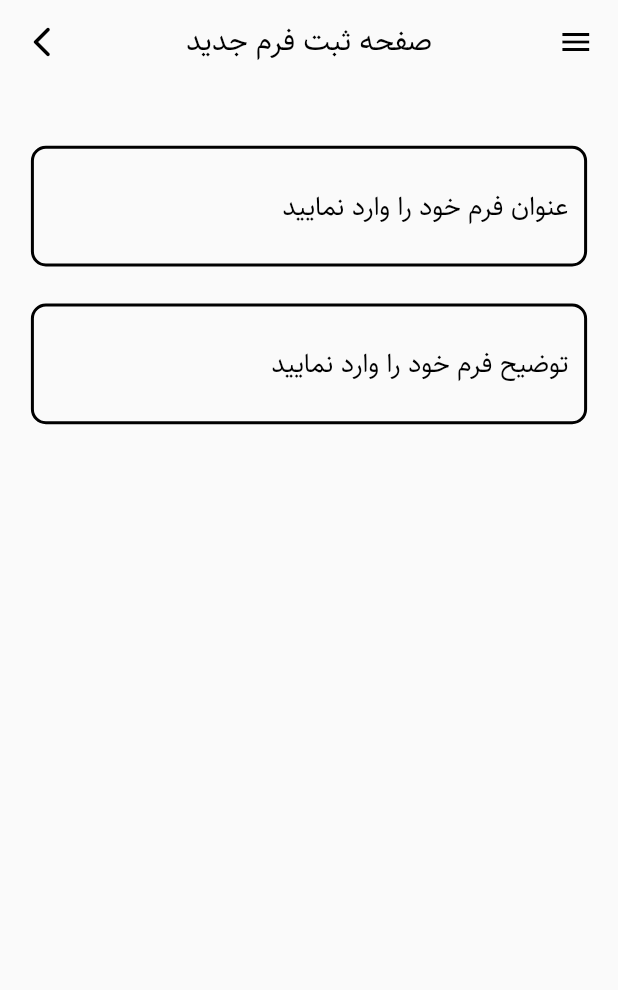
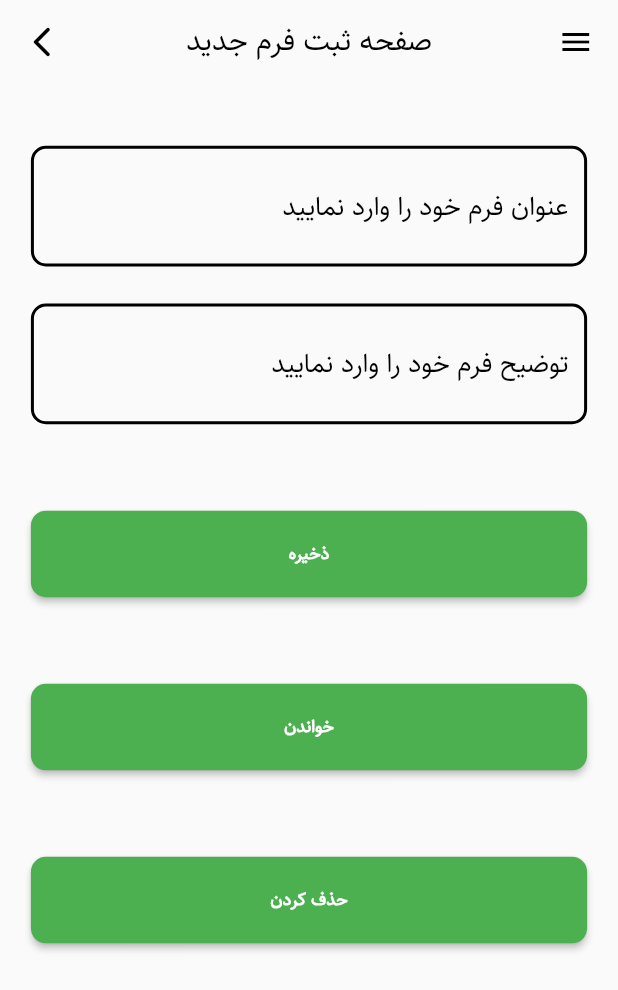
Before and after one commit to Sobhan-Ziyaei/form_builder_app, a Flutter app: the RegisterFormScreen screen opened directly, on a phone screen of 412 x 824 dp. Shown: the top 990 px of the screen. Run offline on Flutter 3.47's test engine with Material 2 defaults, Android fonts, the phone set to English and light mode, and no system bars; our stand-ins replace flutter_spinkit, lottie, objectbox; generated files the repository leaves out were written again.

Commit message:
update register screen

```diff
--- a/lib/ui/constants/strings.dart
+++ b/lib/ui/constants/strings.dart
@@ -15,4 +15,5 @@ class RegisterFormScreenStrigns {
   static const registerFormAppbarTitle = 'صفحه ثبت فرم جدید' ;
   static const inputFormTitle = 'عنوان فرم خود را وارد نمایید' ;
   static const inputFormDescription = 'توضیح فرم خود را وارد نمایید' ;
+  static const save = 'ذخیره' ;
 }
--- a/lib/ui/screens/register_form_screen.dart
+++ b/lib/ui/screens/register_form_screen.dart
@@ -5,6 +5,8 @@ import 'package:form_builder_app/data/models/custom_form_field_value.dart';
 import 'package:form_builder_app/main.dart';
 import 'package:form_builder_app/ui/constants/colors.dart';
 import 'package:form_builder_app/ui/constants/strings.dart';
+import 'package:form_builder_app/ui/widgets/green_button.dart';
+import 'package:form_builder_app/util/form_info.dart';
 
 class RegisterFormScreen extends StatefulWidget {
   RegisterFormScreen({Key? key}) : super(key: key);
@@ -18,6 +20,7 @@ class _RegisterFormScreenState extends State<RegisterFormScreen> {
   final formFieldBox = objectBox.store.box<CustomFormField>();
   final formFieldValueBox = objectBox.store.box<CustomFormFieldValue>();
 
+  List<FormInfo> formInfoes = [];
   late TextEditingController formTitleController;
   late TextEditingController formDescriptionController;
   @override
@@ -91,6 +94,28 @@ class _RegisterFormScreenState extends State<RegisterFormScreen> {
                       controller: formDescriptionController,
                       hint: RegisterFormScreenStrigns.inputFormDescription,
                     ),
+                    SizedBox(height: size.height * 0.07),
+                    GreenButton(
+                      buttonText: RegisterFormScreenStrigns.save,
+                      onPressed: () {
+                        saveForm(formTitleController.text,
+                            formDescriptionController.text);
+                      },
+                    ),
+                    SizedBox(height: size.height * 0.07),
+                    GreenButton(
+                      buttonText: 'خواندن',
+                      onPressed: () {
+                        print(formBox.getAll()[0].title);
+                      },
+                    ),
+                    SizedBox(height: size.height * 0.07),
+                    GreenButton(
+                      buttonText: 'حذف کردن',
+                      onPressed: () {
+                        formBox.removeAll();
+                      },
+                    ),
                   ],
                 ),
               ),
@@ -99,6 +124,21 @@ class _RegisterFormScreenState extends State<RegisterFormScreen> {
         ),
       ),
     );
+  }
+
+  void saveForm(String title, String description) {
+    CustomForm form = CustomForm();
+    setState(() {
+      FormInfo formInfo = FormInfo();
+      formInfo.title = title;
+      formInfo.description = description;
+      formInfo.formFields = [];
+      formInfoes.add(formInfo);
+
+      form.title = formInfo.title;
+      form.description = formInfo.description;
+    });
+    formBox.put(form);
   }
 }
 
@@ -137,8 +177,4 @@ class MainTextField extends StatelessWidget {
       ),
     );
   }
-
-  void saveForm(String title, String description) {
-    var form = CustomForm(title: title, description: description);
-  }
 }
--- /dev/null
+++ b/lib/ui/widgets/green_button.dart
@@ -0,0 +1,29 @@
+import 'package:flutter/material.dart';
+import 'package:form_builder_app/ui/constants/colors.dart';
+
+class GreenButton extends StatelessWidget {
+  GreenButton({Key? key, required this.buttonText, required this.onPressed})
+      : super(key: key);
+  String buttonText;
+  Function() onPressed;
+  @override
+  Widget build(BuildContext context) {
+    Size size = MediaQuery.of(context).size;
+    ThemeData theme = Theme.of(context);
+    return SizedBox(
+      height: size.height * 0.07,
+      width: double.infinity,
+      child: ElevatedButton(
+        style: ElevatedButton.styleFrom(
+          backgroundColor: greenColor,
+          shape: const RoundedRectangleBorder(
+              borderRadius: BorderRadius.all(Radius.circular(10))),
+        ),
+        onPressed: onPressed,
+        child: Text(buttonText,
+            style: theme.textTheme.bodySmall
+                ?.copyWith(fontWeight: FontWeight.bold,fontSize: 12)),
+      ),
+    );
+  }
+}
--- a/lib/util/form_info.dart
+++ b/lib/util/form_info.dart
@@ -1,4 +1,11 @@
 class FormInfo {
+  int? id;
+  late String title;
+  late String description;
+  List<FormFieldInfo>? formFields;
+}
+
+class FormFieldInfo {
   int? id;
   late int index;
   late String title;
```
